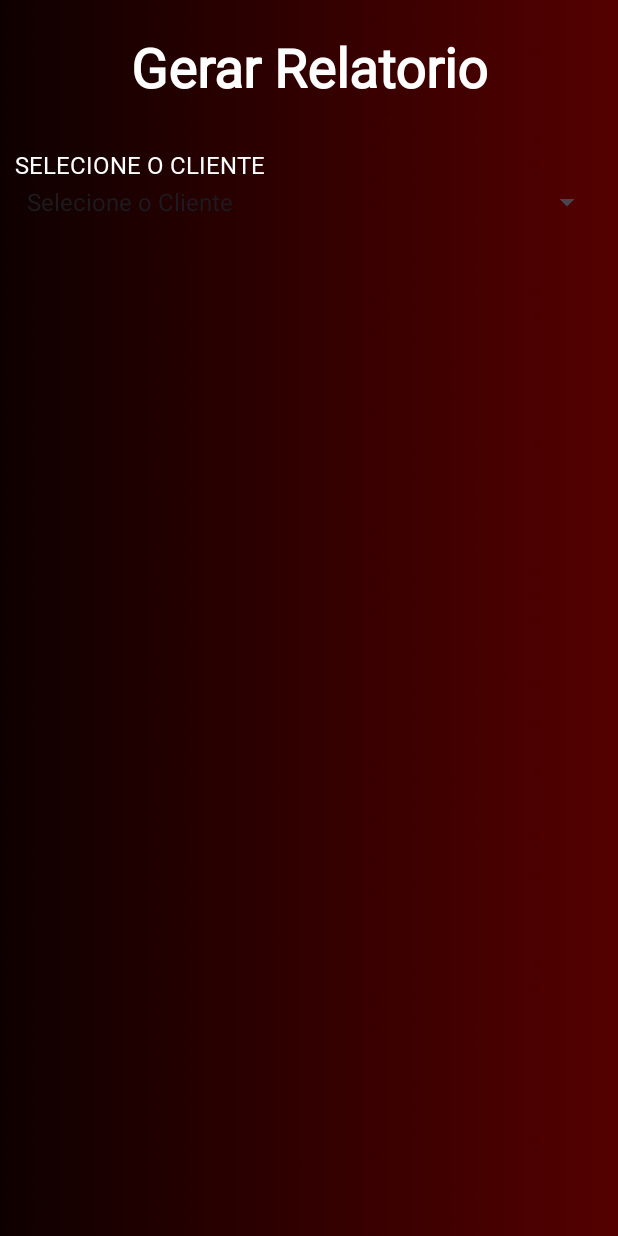
After one commit to DiogoWebber/WineVision, an Android app: the GerarRelatorio screen opened directly, with no data from a screen before it, on a phone screen of 412 x 824 dp. The commit adds this screen. Run offline under Robolectric (Android 15) with nearby library versions, the phone set to English and light mode, and no system bars.

Commit message:
grafico do relatorio cliente

```diff
--- a/app/build.gradle
+++ b/app/build.gradle
@@ -31,7 +31,6 @@ android {
 
 dependencies {
     def room_version = "2.5.0"
-
     // Room dependencies
     implementation "androidx.room:room-runtime:$room_version"
     annotationProcessor "androidx.room:room-compiler:$room_version" // Para Java
@@ -51,4 +50,6 @@ dependencies {
     testImplementation 'junit:junit:4.13.2' // Use uma versão estável
     androidTestImplementation 'androidx.test.ext:junit:1.1.5' // Use uma versão estável
     androidTestImplementation 'androidx.test.espresso:espresso-core:3.5.1' // Use uma versão estável
+    implementation 'com.github.PhilJay:MPAndroidChart:v3.1.0' // Versão correta da biblioteca
+
 }
--- a/app/src/main/AndroidManifest.xml
+++ b/app/src/main/AndroidManifest.xml
@@ -34,6 +34,8 @@
         <activity android:name=".vinhos.EditVinhoActivity" > </activity>
         <activity android:name=".vendas.RegistroVendaActivity" > </activity>
         <activity android:name=".vendas.VendasActivity" > </activity>
+        <activity android:name=".RelatorioActivity" > </activity>
+        <activity android:name=".GerarRelatorio" > </activity>
 
     </application>
 
--- /dev/null
+++ b/app/src/main/java/com/example/diogo/GerarRelatorio.java
@@ -0,0 +1,73 @@
+package com.example.diogo;
+
+import android.app.AlertDialog;
+import android.content.Intent;
+import android.os.Bundle;
+import android.widget.AdapterView;
+import android.widget.ArrayAdapter;
+import android.widget.Spinner;
+import android.widget.TextView;
+import androidx.appcompat.app.AppCompatActivity;
+
+import com.example.diogo.database.dao.ClienteDAO;
+
+import java.util.List;
+
+public class GerarRelatorio extends AppCompatActivity {
+    private Spinner spinnerCliente;
+    private ClienteDAO clienteDAO; // Ensure this is initialized appropriately
+
+    @Override
+    protected void onCreate(Bundle savedInstanceState) {
+        super.onCreate(savedInstanceState);
+        setContentView(R.layout.relatorio_select); // Use the correct layout file
+
+        spinnerCliente = findViewById(R.id.spinnerCliente);
+        clienteDAO = new ClienteDAO(this); // Initialize your DAO
+        loadSpinners();
+
+        // Set an onItemSelected listener to the spinner
+        spinnerCliente.setOnItemSelectedListener(new AdapterView.OnItemSelectedListener() {
+            @Override
+            public void onItemSelected(AdapterView<?> parent, android.view.View view, int position, long id) {
+                if (position > 0) { // Assuming the first item is a prompt
+                    String selectedClient = (String) parent.getItemAtPosition(position);
+                    navigateToReport(selectedClient);
+                }
+            }
+
+            @Override
+            public void onNothingSelected(AdapterView<?> parent) {
+                // Optionally handle when nothing is selected
+            }
+        });
+    }
+
+    private void loadSpinners() {
+        List<String> clientes = clienteDAO.getAllClientesNames();
+        clientes.add(0, "Selecione o Cliente");
+
+        ArrayAdapter<String> clienteAdapter = new ArrayAdapter<>(this, android.R.layout.simple_spinner_item, clientes);
+        clienteAdapter.setDropDownViewResource(android.R.layout.simple_spinner_dropdown_item);
+        spinnerCliente.setAdapter(clienteAdapter);
+    }
+
+    private void navigateToReport(String selectedClient) {
+        int clienteId = clienteDAO.getClientIdByName(selectedClient); // Assuming this method exists
+        Intent intent = new Intent(this, RelatorioActivity.class);
+        intent.putExtra("CLIENTE_ID", clienteId); // Pass the clienteId
+        startActivity(intent);
+    }
+
+    private void showClienteDialog() {
+        List<String> clientes = clienteDAO.getAllClientesNames();
+        AlertDialog.Builder builder = new AlertDialog.Builder(this);
+        builder.setTitle("Selecionar Cliente")
+                .setItems(clientes.toArray(new String[0]), (dialog, which) -> {
+                    String selectedClient = clientes.get(which);
+                    spinnerCliente.setSelection(which);
+                    navigateToReport(selectedClient);
+                });
+        builder.create().show();
+    }
+}
--- a/app/src/main/res/drawable/group.xml
+++ b/app/src/main/res/drawable/group.xml
@@ -1,4 +1,4 @@
-<vector xmlns:android="http://schemas.android.com/apk/res/android" android:height="24dp" android:tint="#FF0000" android:viewportHeight="24" android:viewportWidth="24" android:width="24dp">
+<vector xmlns:android="http://schemas.android.com/apk/res/android" android:height="24dp" android:tint="#FFFFFF" android:viewportHeight="24" android:viewportWidth="24" android:width="24dp">
 
     <path android:fillColor="@android:color/white" android:pathData="M12,12.75c1.63,0 3.07,0.39 4.24,0.9c1.08,0.48 1.76,1.56 1.76,2.73L18,18H6l0,-1.61c0,-1.18 0.68,-2.26 1.76,-2.73C8.93,13.14 10.37,12.75 12,12.75zM4,13c1.1,0 2,-0.9 2,-2c0,-1.1 -0.9,-2 -2,-2s-2,0.9 -2,2C2,12.1 2.9,13 4,13zM5.13,14.1C4.76,14.04 4.39,14 4,14c-0.99,0 -1.93,0.21 -2.78,0.58C0.48,14.9 0,15.62 0,16.43V18l4.5,0v-1.61C4.5,15.56 4.73,14.78 5.13,14.1zM20,13c1.1,0 2,-0.9 2,-2c0,-1.1 -0.9,-2 -2,-2s-2,0.9 -2,2C18,12.1 18.9,13 20,13zM24,16.43c0,-0.81 -0.48,-1.53 -1.22,-1.85C21.93,14.21 20.99,14 20,14c-0.39,0 -0.76,0.04 -1.13,0.1c0.4,0.68 0.63,1.46 0.63,2.29V18l4.5,0V16.43zM12,6c1.66,0 3,1.34 3,3c0,1.66 -1.34,3 -3,3s-3,-1.34 -3,-3C9,7.34 10.34,6 12,6z"/>
 
--- a/app/src/main/res/drawable/relatorio.xml
+++ b/app/src/main/res/drawable/relatorio.xml
@@ -1,4 +1,4 @@
-<vector xmlns:android="http://schemas.android.com/apk/res/android" android:autoMirrored="true" android:height="24dp" android:tint="#FF0000" android:viewportHeight="24" android:viewportWidth="24" android:width="24dp">
+<vector xmlns:android="http://schemas.android.com/apk/res/android" android:autoMirrored="true" android:height="24dp" android:tint="#FFFFFF" android:viewportHeight="24" android:viewportWidth="24" android:width="24dp">
 
     <path android:fillColor="@android:color/white" android:pathData="M19,3h-4.18C14.4,1.84 13.3,1 12,1c-1.3,0 -2.4,0.84 -2.82,2L5,3c-1.1,0 -2,0.9 -2,2v14c0,1.1 0.9,2 2,2h14c1.1,0 2,-0.9 2,-2L21,5c0,-1.1 -0.9,-2 -2,-2zM12,3c0.55,0 1,0.45 1,1s-0.45,1 -1,1 -1,-0.45 -1,-1 0.45,-1 1,-1zM14,17L7,17v-2h7v2zM17,13L7,13v-2h10v2zM17,9L7,9L7,7h10v2z"/>
 
--- a/app/src/main/res/drawable/vendas.xml
+++ b/app/src/main/res/drawable/vendas.xml
@@ -1,4 +1,4 @@
-<vector xmlns:android="http://schemas.android.com/apk/res/android" android:height="24dp" android:tint="#FF0000" android:viewportHeight="24" android:viewportWidth="24" android:width="24dp">
+<vector xmlns:android="http://schemas.android.com/apk/res/android" android:height="24dp" android:tint="#FFFFFF" android:viewportHeight="24" android:viewportWidth="24" android:width="24dp">
 
     <path android:fillColor="@android:color/white" android:pathData="M7,18c-1.1,0 -1.99,0.9 -1.99,2S5.9,22 7,22s2,-0.9 2,-2 -0.9,-2 -2,-2zM1,2v2h2l3.6,7.59 -1.35,2.45c-0.16,0.28 -0.25,0.61 -0.25,0.96 0,1.1 0.9,2 2,2h12v-2L7.42,15c-0.14,0 -0.25,-0.11 -0.25,-0.25l0.03,-0.12 0.9,-1.63h7.45c0.75,0 1.41,-0.41 1.75,-1.03l3.58,-6.49c0.08,-0.14 0.12,-0.31 0.12,-0.48 0,-0.55 -0.45,-1 -1,-1L5.21,4l-0.94,-2L1,2zM17,18c-1.1,0 -1.99,0.9 -1.99,2s0.89,2 1.99,2 2,-0.9 2,-2 -0.9,-2 -2,-2z"/>
 
--- a/app/src/main/res/drawable/wine.xml
+++ b/app/src/main/res/drawable/wine.xml
@@ -1,4 +1,4 @@
-<vector xmlns:android="http://schemas.android.com/apk/res/android" android:height="32dp" android:tint="#FF0000" android:viewportHeight="24" android:viewportWidth="24" android:width="24dp">
+<vector xmlns:android="http://schemas.android.com/apk/res/android" android:height="32dp" android:tint="#FFFFFF" android:viewportHeight="24" android:viewportWidth="24" android:width="24dp">
 
     <path android:fillColor="@android:color/white" android:pathData="M6,3l0,6c0,2.97 2.16,5.43 5,5.91V19H8v2h8v-2h-3v-4.09c2.84,-0.48 5,-2.94 5,-5.91l0,-6H6zM16,8H8l0,-3h8C16,5 16,8 16,8z"/>
 
--- a/app/src/main/res/layout/activity_main.xml
+++ b/app/src/main/res/layout/activity_main.xml
@@ -78,10 +78,10 @@
                 android:fontFamily="@font/garamond"/>
 
             <TextView
-                android:id="@+id/viewRelatorioMensal"
+                android:id="@+id/viewRelatorio"
                 android:layout_width="match_parent"
                 android:layout_height="wrap_content"
-                android:text="RELATÓRIO MENSAL"
+                android:text="RELATÓRIO"
                 android:textColor="@color/white"
                 android:layout_gravity="center"
                 android:padding="15dp"
--- a/app/src/main/res/layout/activity_registro.xml
+++ b/app/src/main/res/layout/activity_registro.xml
@@ -45,7 +45,7 @@
                     android:fontFamily="@font/garamond"/>
                 <EditText
                     android:id="@+id/editNome"
-                    android:hint="Digite o seu Nome"
+                    android:hint="@string/digite_o_seu_nome"
                     android:inputType="text"
                     android:layout_height="wrap_content"
                     android:textColorHint="@color/white"
--- /dev/null
+++ b/app/src/main/res/layout/relatorio_select.xml
@@ -0,0 +1,59 @@
+<RelativeLayout xmlns:android="http://schemas.android.com/apk/res/android"
+    android:layout_height="match_parent"
+    android:layout_width="match_parent"
+    android:background="@drawable/background"
+    android:gravity="center"
+    android:paddingTop="20dp"
+    >
+    <ImageView
+        android:layout_height="wrap_content"
+        android:layout_width="match_parent" />
+
+    <ScrollView
+        android:layout_height="match_parent"
+        android:layout_width="match_parent"
+        android:orientation="vertical">
+
+        <LinearLayout
+            android:layout_width="match_parent"
+            android:layout_height="wrap_content"
+            android:orientation="vertical">
+
+            <TextView
+                android:id="@+id/GerarRelatorio"
+                android:layout_height="wrap_content"
+                android:layout_width="match_parent"
+                android:text="Gerar Relatorio"
+                android:textAlignment="center"
+                android:textColor="@color/white"
+                android:textSize="36sp"
+                android:textStyle="bold"
+                android:fontFamily="@font/garamond"/>
+
+            <LinearLayout
+                android:layout_width="match_parent"
+                android:layout_height="wrap_content"
+                android:orientation="vertical"
+                android:padding="10dp"
+                android:layout_marginTop="20dp">
+
+                <TextView
+                    android:layout_width="match_parent"
+                    android:layout_height="wrap_content"
+                    android:layout_marginBottom="2dp"
+                    android:text="SELECIONE O CLIENTE  "
+                    android:textColor="@color/white"
+                    android:textSize="16sp"
+                    android:paddingEnd="40dp"
+                    android:fontFamily="@font/garamond"/>
+
+                <Spinner
+                    android:id="@+id/spinnerCliente"
+                    android:layout_width="match_parent"
+                    android:layout_height="wrap_content"
+                    android:layout_marginBottom="16dp"
+                    android:fontFamily="@font/garamond" />
+            </LinearLayout>
+        </LinearLayout>
+    </ScrollView>
+</RelativeLayout>
--- a/settings.gradle
+++ b/settings.gradle
@@ -16,6 +16,7 @@ dependencyResolutionManagement {
     repositories {
         google()
         mavenCentral()
+        maven { url 'https://jitpack.io' }
     }
 }
 
```
Also changed, not shown: app/src/main/java/com/example/diogo/MainActivity.java (+7 -4 lines), app/src/main/java/com/example/diogo/RelatorioActivity.java (added, +118 -0 lines), app/src/main/java/com/example/diogo/database/dao/VendasDAO.java (+114 -0 lines), app/src/main/res/layout/activity_relatorio_cliente.xml (added, +32 -0 lines), app/src/main/res/layout/edit_vinho.xml (+6 -6 lines), app/src/main/res/values/strings.xml (+7 -0 lines).
